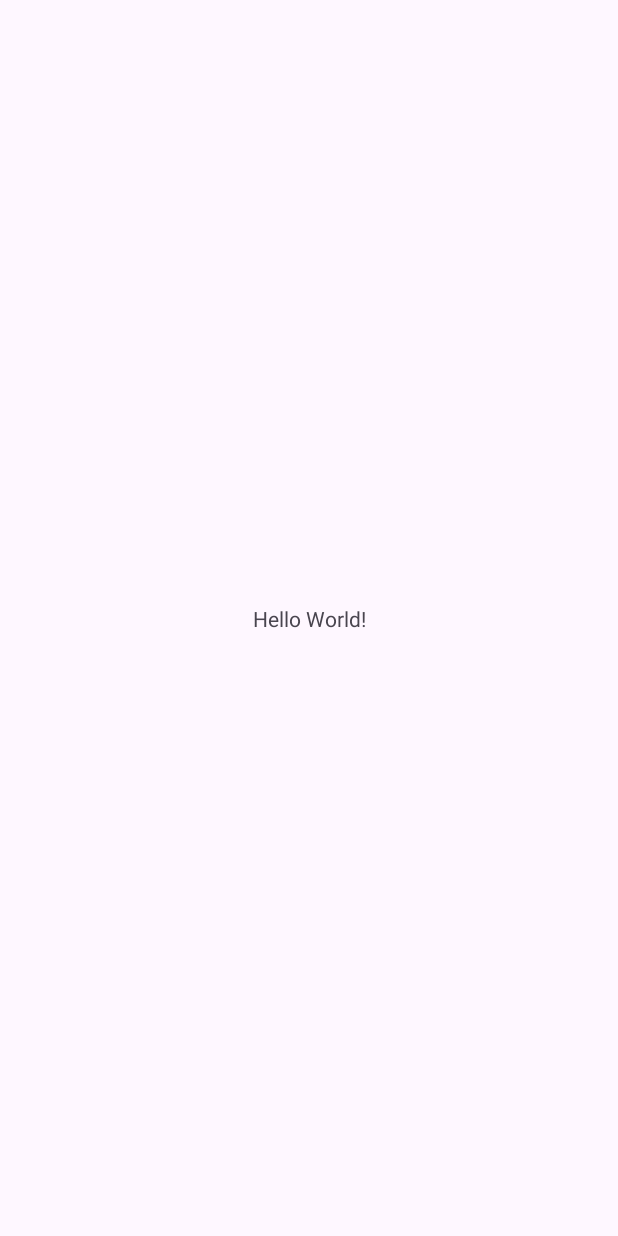
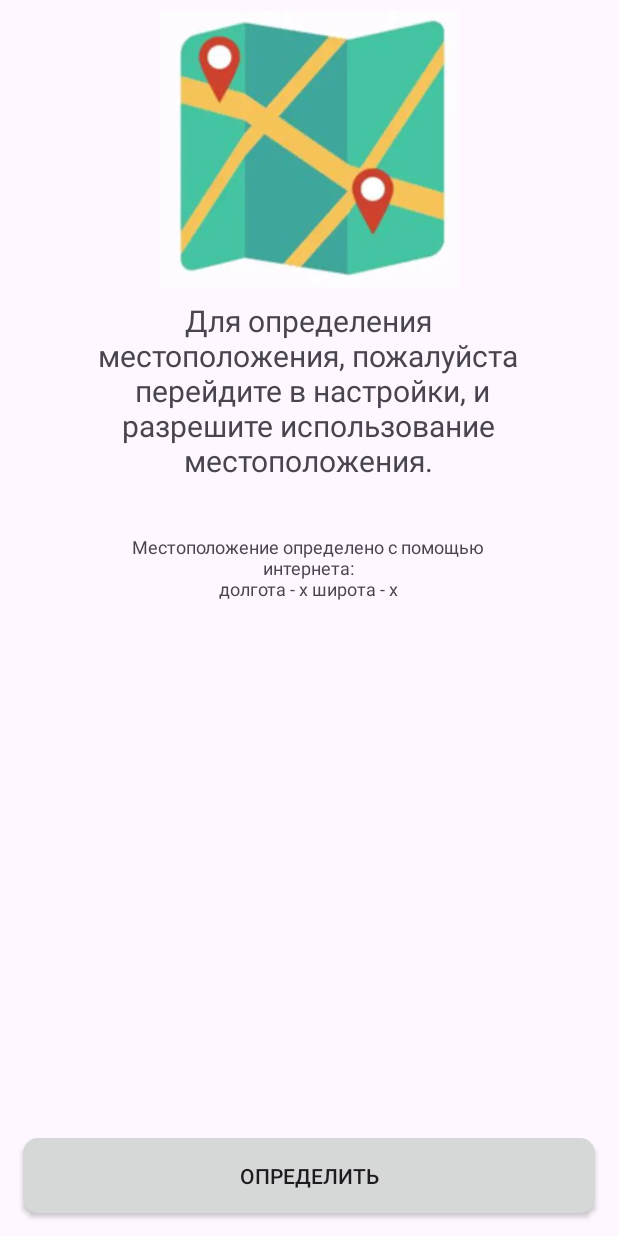
Before and after one commit to nightSanches/pr13savichev, an Android app: the screen it shows after launch (MainActivity), on a phone screen of 412 x 824 dp. Before the commit the screen is almost empty. Run offline under Robolectric (Android 15) with nearby library versions, the phone set to English and light mode, and no system bars.

Commit message:
Разработанная страница. Савичев

```diff
--- a/app/src/main/java/com/example/pr13savichev/MainActivity.java
+++ b/app/src/main/java/com/example/pr13savichev/MainActivity.java
@@ -15,10 +15,5 @@ public class MainActivity extends AppCompatActivity {
         super.onCreate(savedInstanceState);
         EdgeToEdge.enable(this);
         setContentView(R.layout.activity_main);
-        ViewCompat.setOnApplyWindowInsetsListener(findViewById(R.id.main), (v, insets) -> {
-            Insets systemBars = insets.getInsets(WindowInsetsCompat.Type.systemBars());
-            v.setPadding(systemBars.left, systemBars.top, systemBars.right, systemBars.bottom);
-            return insets;
-        });
     }
 }
--- /dev/null
+++ b/app/src/main/res/drawable/button.xml
@@ -0,0 +1,5 @@
+<?xml version="1.0" encoding="utf-8"?>
+<shape xmlns:android="http://schemas.android.com/apk/res/android">
+    <solid android:color="#D6D8D7"/>
+    <corners android:radius="10dp"/>
+</shape>
--- a/app/src/main/res/layout/activity_main.xml
+++ b/app/src/main/res/layout/activity_main.xml
@@ -1,19 +1,47 @@
 <?xml version="1.0" encoding="utf-8"?>
-<androidx.constraintlayout.widget.ConstraintLayout xmlns:android="http://schemas.android.com/apk/res/android"
+<LinearLayout xmlns:android="http://schemas.android.com/apk/res/android"
     xmlns:app="http://schemas.android.com/apk/res-auto"
     xmlns:tools="http://schemas.android.com/tools"
-    android:id="@+id/main"
     android:layout_width="match_parent"
     android:layout_height="match_parent"
+    android:orientation="vertical"
+    android:gravity="center"
     tools:context=".MainActivity">
+    <ImageView
+        android:layout_width="200dp"
+        android:layout_height="200dp"
+        android:src="@drawable/map"
+        />
 
     <TextView
         android:layout_width="wrap_content"
         android:layout_height="wrap_content"
-        android:text="Hello World!"
-        app:layout_constraintBottom_toBottomOf="parent"
-        app:layout_constraintEnd_toEndOf="parent"
-        app:layout_constraintStart_toStartOf="parent"
-        app:layout_constraintTop_toTopOf="parent" />
+        android:gravity="center"
+        android:textSize="20dp"
+        android:text="Для определения\nместоположения, пожалуйста\n перейдите в настройки, и\nразрешите использование\nместоположения."/>
 
-</androidx.constraintlayout.widget.ConstraintLayout>
+    <TextView
+        android:id="@+id/result"
+        android:layout_width="263dp"
+        android:layout_height="wrap_content"
+        android:layout_marginTop="35dp"
+        android:gravity="center"
+        android:textSize="12dp"
+        android:text="Местоположение определено с помощью интернета:\nдолгота - x широта - х" />
+
+    <Space
+        android:layout_width="0dp"
+        android:layout_height="wrap_content"
+        android:layout_weight="1"/>
+
+    <androidx.appcompat.widget.AppCompatButton
+        android:onClick="OnGetGPS"
+        android:layout_width="match_parent"
+        android:layout_height="50dp"
+        android:layout_marginLeft="15dp"
+        android:layout_marginRight="15dp"
+        android:layout_marginBottom="15dp"
+        android:background="@drawable/button"
+        android:text="ОПРЕДЕЛИТЬ"
+        />
+</LinearLayout>
```
Also changed, not shown: app/src/main/res/drawable/map.webp (added).
